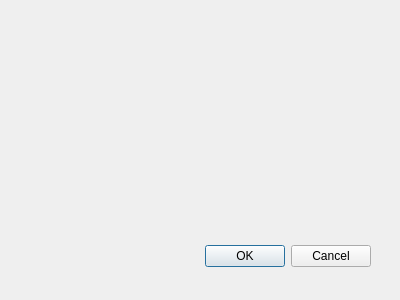
Above: referencedialog.ui from SergeyPesterevD-TEST/Abest2 before the change. Below: the same form after it.
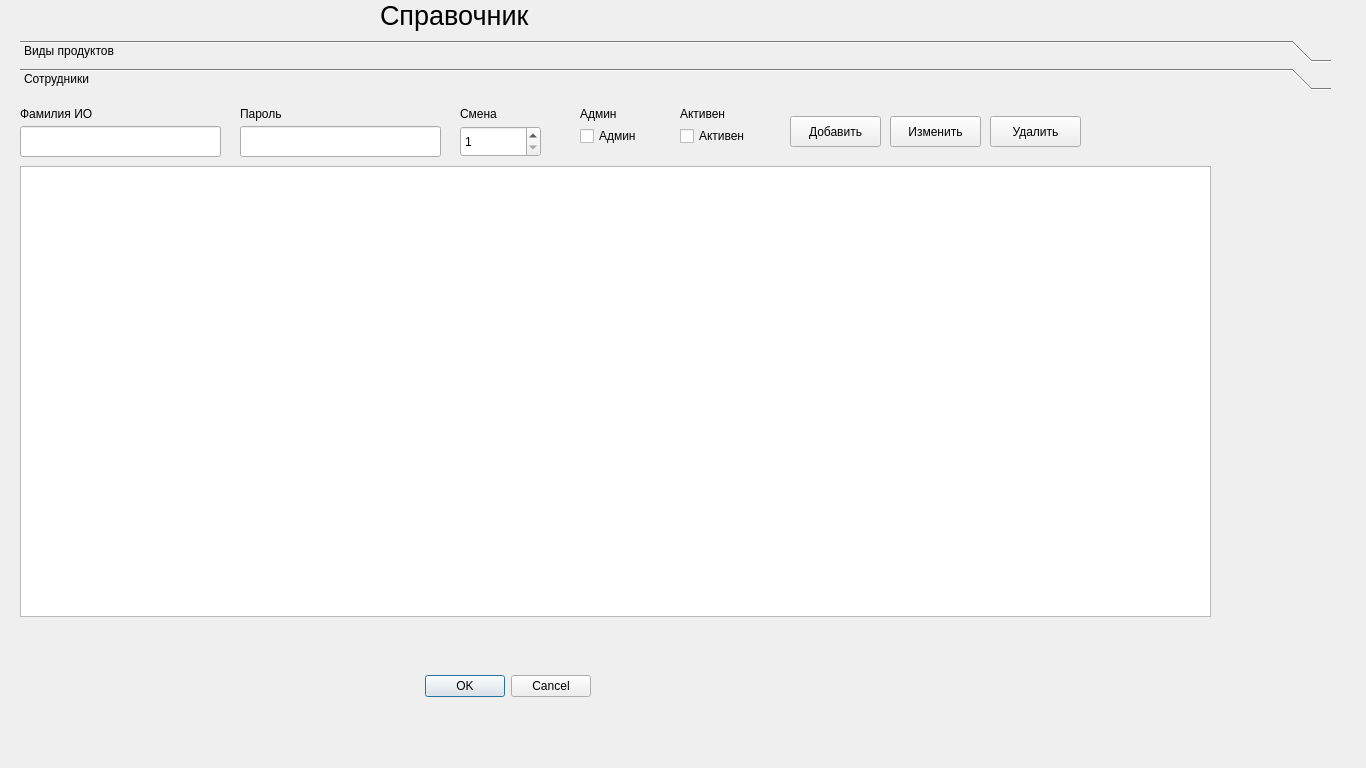
That is the form after the change. The open tabs and pages were chosen to show the change.

Commit message: Admin page, a few bugs fixed

What changed in the file:
```diff
--- a/referencedialog.ui
+++ b/referencedialog.ui
@@ -8,8 +8,8 @@
    <rect>
     <x>0</x>
     <y>0</y>
-    <width>400</width>
-    <height>300</height>
+    <width>1366</width>
+    <height>768</height>
    </rect>
   </property>
   <property name="windowTitle">
@@ -18,10 +18,10 @@
   <widget name="buttonBox" class="QDialogButtonBox">
    <property name="geometry">
     <rect>
-     <x>30</x>
-     <y>240</y>
+     <x>250</x>
+     <y>661</y>
      <width>341</width>
-     <height>32</height>
+     <height>51</height>
     </rect>
    </property>
    <property name="orientation">
@@ -31,6 +31,422 @@
     <set>QDialogButtonBox::Cancel|QDialogButtonBox::Ok</set>
    </property>
   </widget>
+  <widget class="QToolBox" name="toolBox">
+   <property name="geometry">
+    <rect>
+     <x>20</x>
+     <y>40</y>
+     <width>1311</width>
+     <height>601</height>
+    </rect>
+   </property>
+   <property name="currentIndex">
+    <number>0</number>
+   </property>
+   <widget class="QWidget" name="page">
+    <property name="geometry">
+     <rect>
+      <x>0</x>
+      <y>0</y>
+      <width>1311</width>
+      <height>541</height>
+     </rect>
+    </property>
+    <attribute name="label">
+     <string>Виды продуктов</string>
+    </attribute>
+    <widget class="QTableWidget" name="tableTypes">
+     <property name="geometry">
+      <rect>
+       <x>0</x>
+       <y>70</y>
+       <width>1191</width>
+       <height>421</height>
+      </rect>
+     </property>
+     <property name="font">
+      <font>
+       <pointsize>12</pointsize>
+      </font>
+     </property>
+     <property name="selectionMode">
+      <enum>QAbstractItemView::SingleSelection</enum>
+     </property>
+     <property name="selectionBehavior">
+      <enum>QAbstractItemView::SelectRows</enum>
+     </property>
+    </widget>
+    <widget class="QLineEdit" name="lineProduct">
+     <property name="geometry">
+      <rect>
+       <x>0</x>
+       <y>30</y>
+       <width>231</width>
+       <height>31</height>
+      </rect>
+     </property>
+    </widget>
+    <widget class="QLabel" name="label_7">
+     <property name="geometry">
+      <rect>
+       <x>0</x>
+       <y>10</y>
+       <width>101</width>
+       <height>16</height>
+      </rect>
+     </property>
+     <property name="text">
+      <string>Тип продукта</string>
+     </property>
+    </widget>
+    <widget class="QPushButton" name="pushButton_4">
+     <property name="geometry">
+      <rect>
+       <x>850</x>
+       <y>30</y>
+       <width>91</width>
+       <height>31</height>
+      </rect>
+     </property>
+     <property name="text">
+      <string>Изменить</string>
+     </property>
+    </widget>
+    <widget class="QPushButton" name="pushButton_5">
+     <property name="geometry">
+      <rect>
+       <x>950</x>
+       <y>30</y>
+       <width>91</width>
+       <height>31</height>
+      </rect>
+     </property>
+     <property name="text">
+      <string>Удалить</string>
+     </property>
+    </widget>
+    <widget class="QPushButton" name="pushButton_6">
+     <property name="geometry">
+      <rect>
+       <x>750</x>
+       <y>30</y>
+       <width>91</width>
+       <height>31</height>
+      </rect>
+     </property>
+     <property name="text">
+      <string>Добавить</string>
+     </property>
+    </widget>
+    <widget class="QLabel" name="label_8">
+     <property name="geometry">
+      <rect>
+       <x>360</x>
+       <y>10</y>
+       <width>101</width>
+       <height>16</height>
+      </rect>
+     </property>
+     <property name="text">
+      <string>Номинал</string>
+     </property>
+    </widget>
+    <widget class="QDoubleSpinBox" name="NominalThickness">
+     <property name="geometry">
+      <rect>
+       <x>360</x>
+       <y>30</y>
+       <width>91</width>
+       <height>31</height>
+      </rect>
+     </property>
+    </widget>
+    <widget class="QDoubleSpinBox" name="ToleranceUp">
+     <property name="geometry">
+      <rect>
+       <x>470</x>
+       <y>30</y>
+       <width>91</width>
+       <height>31</height>
+      </rect>
+     </property>
+    </widget>
+    <widget class="QDoubleSpinBox" name="ToleranceDown">
+     <property name="geometry">
+      <rect>
+       <x>250</x>
+       <y>30</y>
+       <width>91</width>
+       <height>31</height>
+      </rect>
+     </property>
+    </widget>
+    <widget class="QDoubleSpinBox" name="Offset">
+     <property name="geometry">
+      <rect>
+       <x>580</x>
+       <y>30</y>
+       <width>91</width>
+       <height>31</height>
+      </rect>
+     </property>
+    </widget>
+    <widget class="QLabel" name="label_9">
+     <property name="geometry">
+      <rect>
+       <x>470</x>
+       <y>10</y>
+       <width>81</width>
+       <height>16</height>
+      </rect>
+     </property>
+     <property name="text">
+      <string>Максимум</string>
+     </property>
+    </widget>
+    <widget class="QLabel" name="label_10">
+     <property name="geometry">
+      <rect>
+       <x>250</x>
+       <y>10</y>
+       <width>71</width>
+       <height>16</height>
+      </rect>
+     </property>
+     <property name="text">
+      <string>Минимум</string>
+     </property>
+    </widget>
+    <widget class="QLabel" name="label_11">
+     <property name="geometry">
+      <rect>
+       <x>580</x>
+       <y>10</y>
+       <width>81</width>
+       <height>16</height>
+      </rect>
+     </property>
+     <property name="text">
+      <string>Смещение</string>
+     </property>
+    </widget>
+   </widget>
+   <widget class="QWidget" name="page_2">
+    <property name="geometry">
+     <rect>
+      <x>0</x>
+      <y>0</y>
+      <width>1311</width>
+      <height>541</height>
+     </rect>
+    </property>
+    <attribute name="label">
+     <string>Сотрудники</string>
+    </attribute>
+    <widget class="QTableWidget" name="UserTypes">
+     <property name="geometry">
+      <rect>
+       <x>0</x>
+       <y>70</y>
+       <width>1191</width>
+       <height>451</height>
+      </rect>
+     </property>
+     <property name="font">
+      <font>
+       <pointsize>12</pointsize>
+      </font>
+     </property>
+     <property name="selectionMode">
+      <enum>QAbstractItemView::SingleSelection</enum>
+     </property>
+     <property name="selectionBehavior">
+      <enum>QAbstractItemView::SelectRows</enum>
+     </property>
+    </widget>
+    <widget class="QLineEdit" name="lineFIO">
+     <property name="geometry">
+      <rect>
+       <x>0</x>
+       <y>30</y>
+       <width>201</width>
+       <height>31</height>
+      </rect>
+     </property>
+    </widget>
+    <widget class="QLabel" name="label_2">
+     <property name="geometry">
+      <rect>
+       <x>0</x>
+       <y>10</y>
+       <width>101</width>
+       <height>16</height>
+      </rect>
+     </property>
+     <property name="text">
+      <string>Фамилия ИО</string>
+     </property>
+    </widget>
+    <widget class="QLineEdit" name="linePSW">
+     <property name="geometry">
+      <rect>
+       <x>220</x>
+       <y>30</y>
+       <width>201</width>
+       <height>31</height>
+      </rect>
+     </property>
+    </widget>
+    <widget class="QLabel" name="label_3">
+     <property name="geometry">
+      <rect>
+       <x>220</x>
+       <y>10</y>
+       <width>49</width>
+       <height>16</height>
+      </rect>
+     </property>
+     <property name="text">
+      <string>Пароль</string>
+     </property>
+    </widget>
+    <widget class="QSpinBox" name="Shift">
+     <property name="geometry">
+      <rect>
+       <x>440</x>
+       <y>30</y>
+       <width>81</width>
+       <height>31</height>
+      </rect>
+     </property>
+     <property name="minimum">
+      <number>1</number>
+     </property>
+    </widget>
+    <widget class="QLabel" name="label_4">
+     <property name="geometry">
+      <rect>
+       <x>440</x>
+       <y>10</y>
+       <width>49</width>
+       <height>16</height>
+      </rect>
+     </property>
+     <property name="text">
+      <string>Смена</string>
+     </property>
+    </widget>
+    <widget class="QLabel" name="label_5">
+     <property name="geometry">
+      <rect>
+       <x>560</x>
+       <y>10</y>
+       <width>49</width>
+       <height>16</height>
+      </rect>
+     </property>
+     <property name="text">
+      <string>Админ</string>
+     </property>
+    </widget>
+    <widget class="QLabel" name="label_6">
+     <property name="geometry">
+      <rect>
+       <x>660</x>
+       <y>10</y>
+       <width>49</width>
+       <height>16</height>
+      </rect>
+     </property>
+     <property name="text">
+      <string>Активен</string>
+     </property>
+    </widget>
+    <widget class="QCheckBox" name="isAdmin">
+     <property name="geometry">
+      <rect>
+       <x>560</x>
+       <y>30</y>
+       <width>76</width>
+       <height>20</height>
+      </rect>
+     </property>
+     <property name="text">
+      <string>Админ</string>
+     </property>
+    </widget>
+    <widget class="QCheckBox" name="isActive">
+     <property name="geometry">
+      <rect>
+       <x>660</x>
+       <y>30</y>
+       <width>76</width>
+       <height>20</height>
+      </rect>
+     </property>
+     <property name="text">
+      <string>Активен</string>
+     </property>
+    </widget>
+    <widget class="QPushButton" name="pushButton">
+     <property name="geometry">
+      <rect>
+       <x>770</x>
+       <y>20</y>
+       <width>91</width>
+       <height>31</height>
+      </rect>
+     </property>
+     <property name="text">
+      <string>Добавить</string>
+     </property>
+    </widget>
+    <widget class="QPushButton" name="pushButton_2">
+     <property name="geometry">
+      <rect>
+       <x>870</x>
+       <y>20</y>
+       <width>91</width>
+       <height>31</height>
+      </rect>
+     </property>
+     <property name="text">
+      <string>Изменить</string>
+     </property>
+    </widget>
+    <widget class="QPushButton" name="pushButton_3">
+     <property name="geometry">
+      <rect>
+       <x>970</x>
+       <y>20</y>
+       <width>91</width>
+       <height>31</height>
+      </rect>
+     </property>
+     <property name="text">
+      <string>Удалить</string>
+     </property>
+    </widget>
+   </widget>
+  </widget>
+  <widget class="QLabel" name="label">
+   <property name="geometry">
+    <rect>
+     <x>380</x>
+     <y>0</y>
+     <width>351</width>
+     <height>31</height>
+    </rect>
+   </property>
+   <property name="font">
+    <font>
+     <pointsize>20</pointsize>
+    </font>
+   </property>
+   <property name="text">
+    <string>Справочник</string>
+   </property>
+  </widget>
  </widget>
  <pixmapfunction/>
  <resources/>
```
Left out of the diff: 9 changed lines with no effect on the pictures. The commit also changes 10 other files.
